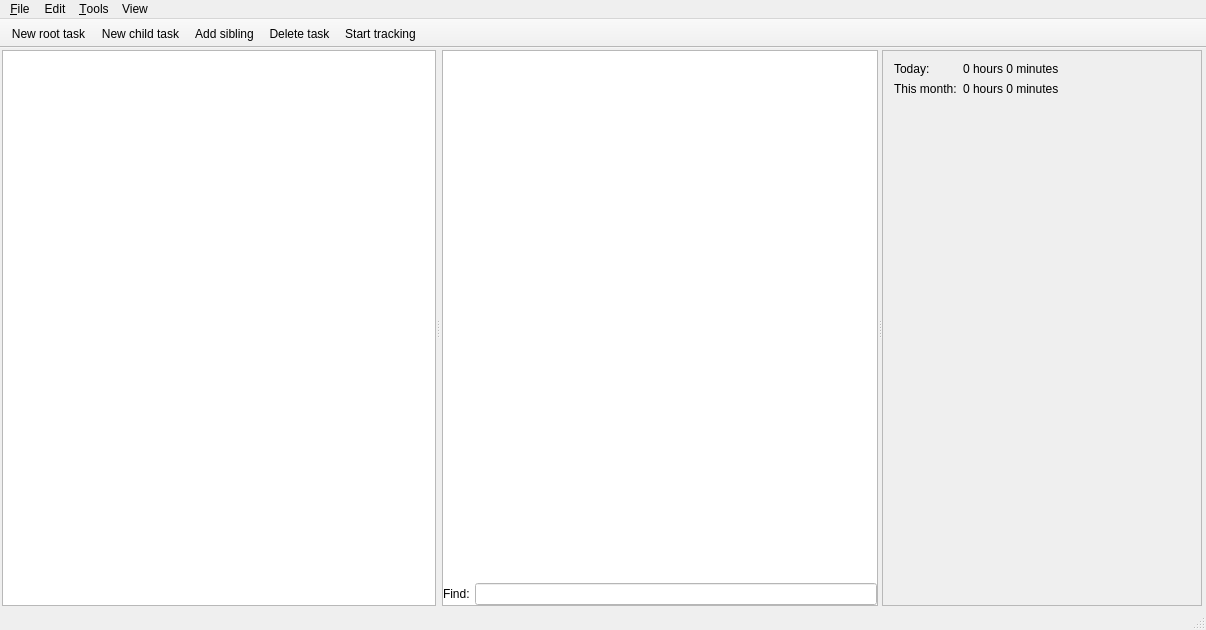
Before: the Qt Designer form client/mainwindow.ui in dmytrobogovych/noo, drawn with Qt 5.
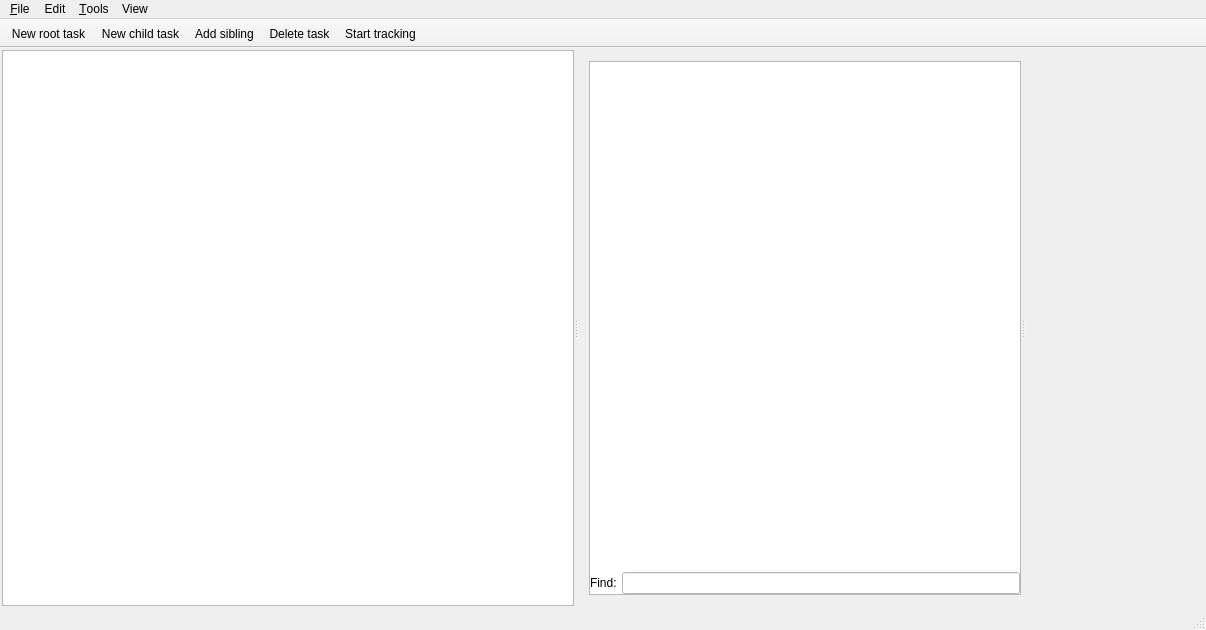
After: the same form once the commit is applied. Icons and pictures are not drawn. Custom widgets are drawn as their Qt base class.

Commit message: - refactor task properties to dedicated widget

The edit to the form file:
```diff
--- a/client/mainwindow.ui
+++ b/client/mainwindow.ui
@@ -81,36 +81,9 @@
         <property name="frameShadow">
          <enum>QFrame::Raised</enum>
         </property>
-        <layout class="QGridLayout" name="gridLayout">
-         <property name="leftMargin">
-          <number>2</number>
-         </property>
-         <property name="topMargin">
-          <number>0</number>
-         </property>
-         <property name="rightMargin">
-          <number>2</number>
-         </property>
-         <property name="bottomMargin">
-          <number>0</number>
-         </property>
-         <item row="0" column="0">
+        <layout class="QHBoxLayout" name="horizontalLayout_2">
+         <item>
           <widget class="QSplitter" name="mTimeSplitter">
-           <property name="sizePolicy">
-            <sizepolicy hsizetype="Expanding" vsizetype="Expanding">
-             <horstretch>0</horstretch>
-             <verstretch>0</verstretch>
-            </sizepolicy>
-           </property>
-           <property name="maximumSize">
-            <size>
-             <width>16777215</width>
-             <height>4000</height>
-            </size>
-           </property>
-           <property name="lineWidth">
-            <number>0</number>
-           </property>
            <property name="orientation">
             <enum>Qt::Horizontal</enum>
            </property>
@@ -210,59 +183,7 @@
              </item>
             </layout>
            </widget>
-           <widget class="QFrame" name="mTimeFrame">
-            <property name="sizePolicy">
-             <sizepolicy hsizetype="Ignored" vsizetype="Expanding">
-              <horstretch>0</horstretch>
-              <verstretch>0</verstretch>
-             </sizepolicy>
-            </property>
-            <property name="minimumSize">
-             <size>
-              <width>100</width>
-              <height>0</height>
-             </size>
-            </property>
-            <property name="maximumSize">
-             <size>
-              <width>16777215</width>
-              <height>4000</height>
-             </size>
-            </property>
-            <property name="frameShape">
-             <enum>QFrame::StyledPanel</enum>
-            </property>
-            <layout class="QFormLayout" name="formLayout">
-             <item row="0" column="0">
-              <widget class="QLabel" name="mTodayTextLabel">
-               <property name="text">
-                <string>Today:</string>
-               </property>
-              </widget>
-             </item>
-             <item row="0" column="1">
-              <widget class="QLabel" name="mTodaySpentTimeLabel">
-               <property name="text">
-                <string>0 hours 0 minutes</string>
-               </property>
-              </widget>
-             </item>
-             <item row="1" column="0">
-              <widget class="QLabel" name="mThisMonthTextLabel">
-               <property name="text">
-                <string>This month:</string>
-               </property>
-              </widget>
-             </item>
-             <item row="1" column="1">
-              <widget class="QLabel" name="mThisMonthSpentTimeLabel">
-               <property name="text">
-                <string>0 hours 0 minutes</string>
-               </property>
-              </widget>
-             </item>
-            </layout>
-           </widget>
+           <widget class="NodePropertiesWidget" name="mProperties" native="true"/>
           </widget>
          </item>
         </layout>
@@ -771,6 +692,12 @@
    <extends>QPlainTextEdit</extends>
    <header>qmarkdowntextedit/qmarkdowntextedit.h</header>
   </customwidget>
+  <customwidget>
+   <class>NodePropertiesWidget</class>
+   <extends>QWidget</extends>
+   <header>nodepropertieswidget.h</header>
+   <container>1</container>
+  </customwidget>
  </customwidgets>
  <resources>
   <include location="mainwindow.qrc"/>
```
The commit also changes 9 other files.
